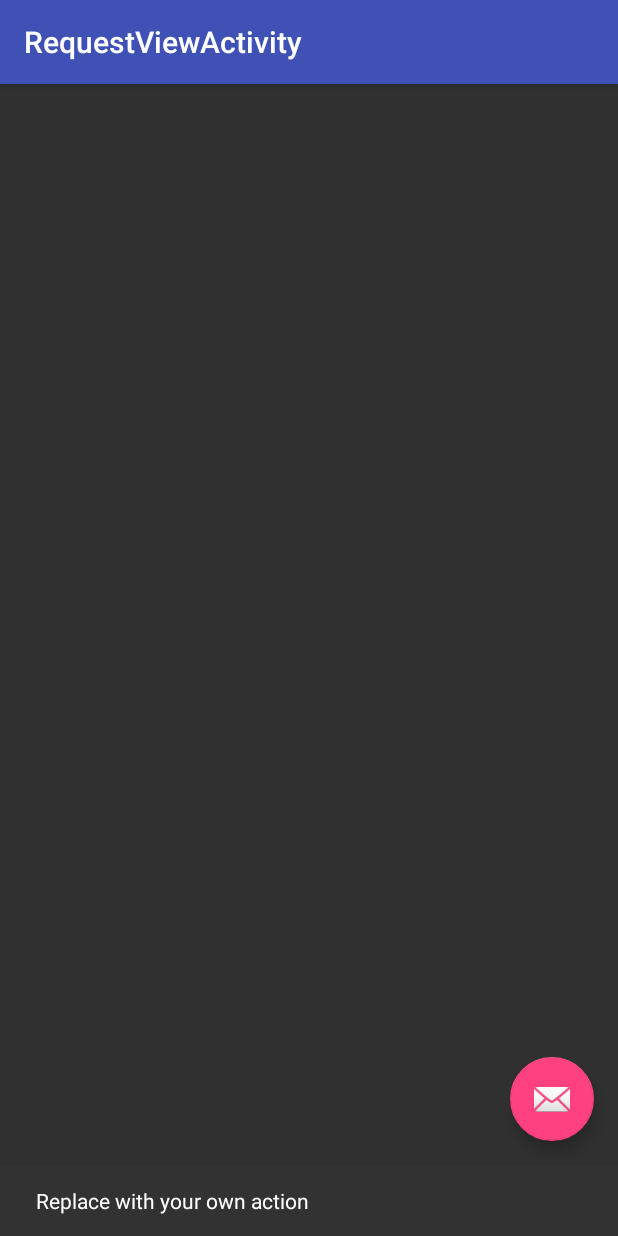
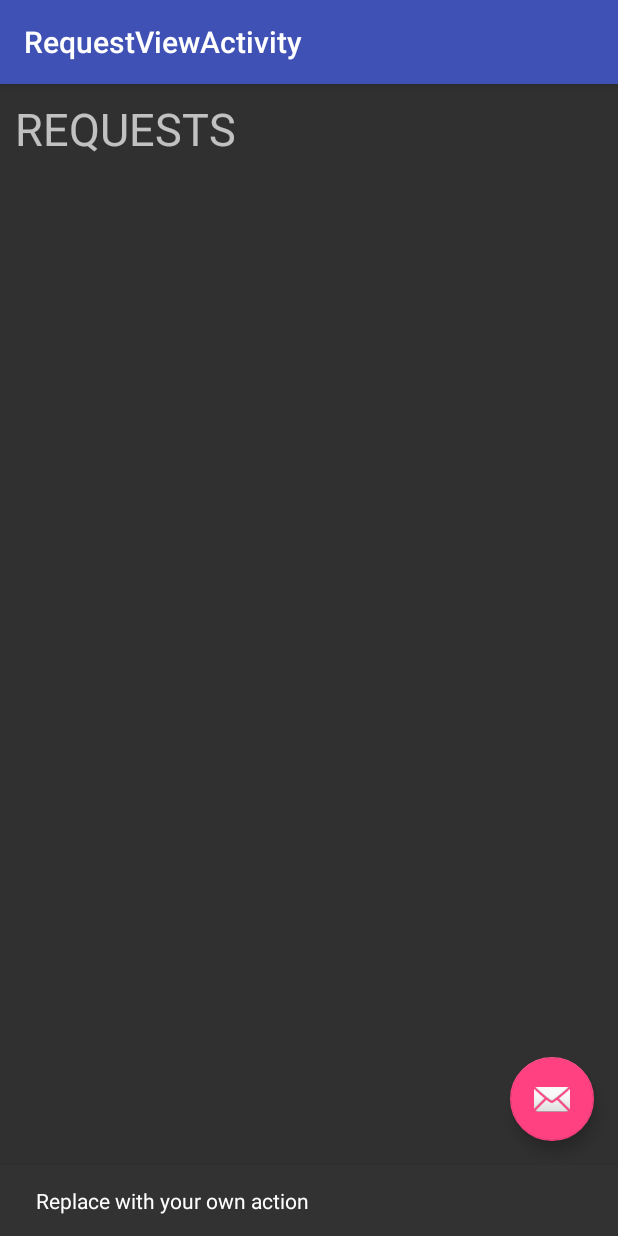
Before and after one commit to CMPUT301F16T15/Youber, an Android app: the RequestViewActivity screen opened directly, with no data from a screen before it, after a tap on an icon or button, on a phone screen of 412 x 824 dp. Run offline under Robolectric (Android 15) with nearby library versions, the phone set to English and light mode, and no system bars.

Commit message:
implemneted basic listview in activity to prepare for when we actually add requests, i guess this doesnt need to be tested gui wise yet

```diff
--- a/app/src/main/java/com/youber/cmput301f16t15/youber/RequestViewActivity.java
+++ b/app/src/main/java/com/youber/cmput301f16t15/youber/RequestViewActivity.java
@@ -6,8 +6,10 @@ import android.support.design.widget.Snackbar;
 import android.support.v7.app.AppCompatActivity;
 import android.support.v7.widget.Toolbar;
 import android.view.View;
+import android.widget.ListView;
 
 public class RequestViewActivity extends AppCompatActivity {
+    ListView requestList;
 
     @Override
     protected void onCreate(Bundle savedInstanceState) {
@@ -25,5 +27,4 @@ public class RequestViewActivity extends AppCompatActivity {
             }
         });
     }
-
 }
--- a/app/src/main/res/layout/activity_request_view.xml
+++ b/app/src/main/res/layout/activity_request_view.xml
@@ -31,4 +31,21 @@
         android:layout_margin="@dimen/fab_margin"
         app:srcCompat="@android:drawable/ic_dialog_email" />
 
+    <TextView
+        android:id="@+id/requestTitle"
+        android:layout_width="wrap_content"
+        android:layout_height="wrap_content"
+        android:text="@string/request_title"
+        android:textSize="30dp"
+        android:textAllCaps="true"
+        android:layout_marginTop="65dp"
+        android:layout_marginLeft="10dp"/>
+
+    <ListView
+        android:id="@+id/requestListView"
+        android:layout_width="fill_parent"
+        android:layout_height="375dp"
+        android:layout_marginTop="110dp">
+    </ListView>
+
 </android.support.design.widget.CoordinatorLayout>
--- a/app/src/main/res/values/strings.xml
+++ b/app/src/main/res/values/strings.xml
@@ -5,4 +5,7 @@
     <string name="title_activity_request_view">RequestViewActivity</string>
     <string name="title_activity_user_profile">UserProfileActivity</string>
     <string name="title_activity_profile">ProfileActivity</string>
+
+    <!--Request View-->
+    <string name="request_title">Requests</string>
 </resources>
```
Also changed, not shown: 1 other file.
